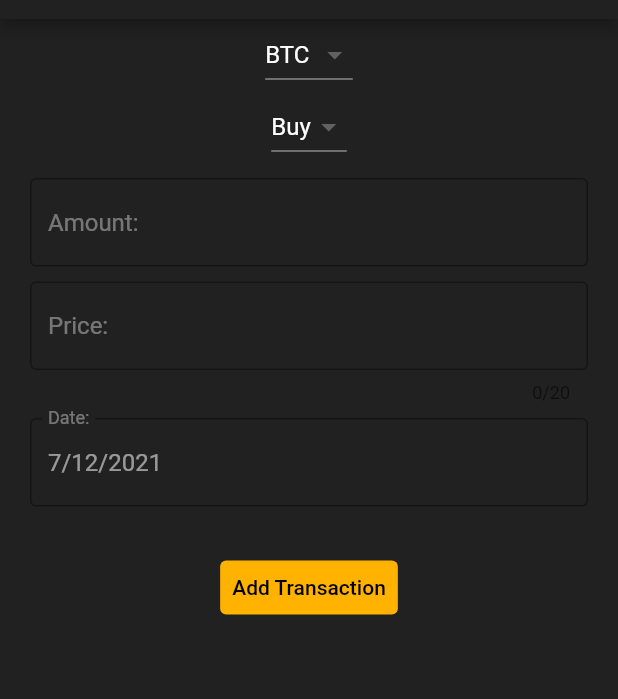
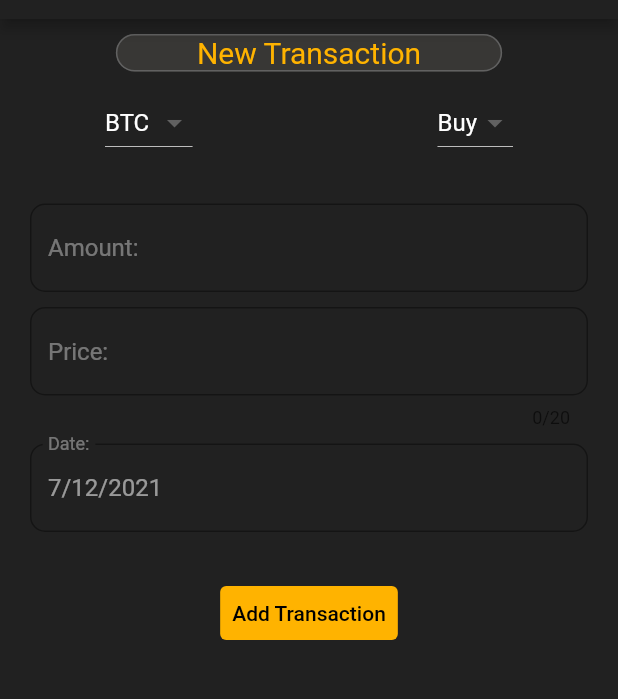
Before and after one commit to tobiasb201/Crypto-App-Projektarbeit, a Flutter app: the screen it shows after launch, item 3 of the bottom bar chosen, after a tap on "Add Transaction", on a phone screen of 412 x 824 dp, the part 65-764 px from its top. Run offline on Flutter 3.47's test engine with Material 2 defaults, Android fonts, the phone set to English and light mode, and no system bars; our stand-ins replace curved_navigation_bar, firebase_core, firebase_messaging, flutter_local_notifications, hive, hive_flutter; accounts and stored records are empty; generated files the repository leaves out were written again; network calls fail.

Commit message:
-Fixed Toolbar line. -Added Transactionlist on assetpage when list is empty. -Style for addtransactionpage -Fixed Box size issues on assetpage -snackbar when new transaction is created

```diff
--- a/lib/pages/addtransactionpage.dart
+++ b/lib/pages/addtransactionpage.dart
@@ -1,5 +1,6 @@
 import 'package:crypto_app/constants/constant.dart';
 import 'package:crypto_app/models/assetbox.dart';
+import 'package:flutter/cupertino.dart';
 import 'package:flutter/material.dart';
 import 'package:flutter/widgets.dart';
 import 'package:hive/hive.dart';
@@ -55,6 +56,26 @@ class _AddTransactionPageState extends State<AddTransactionPage> {
                 child: Column(
                   mainAxisSize: MainAxisSize.min,
                   children: <Widget>[
+                    Container(
+                      width: MediaQuery.of(context).size.width/1.6,
+                      margin: EdgeInsets.only(top: 10),
+                      decoration: BoxDecoration(
+                      border: Border.all(color: Colors.grey[700]),
+                      borderRadius: BorderRadius.circular(23),
+                      boxShadow: [
+                    BoxShadow(
+                      color: Colors.amber[50].withOpacity(0.1),
+                      )
+                      ]
+                    ),
+                      child: Center(
+                        child: FittedBox(child: Text("New Transaction",style: TextStyle(fontSize: 20,color: Colors.amber[600])))
+                      ),
+                    ),
+                    Padding(
+                      padding: const EdgeInsets.only(left: 50, right: 50, top: 10,bottom: 20),
+                      child: Row(
+                        children: <Widget>[
                           DropdownButton(
                             dropdownColor: Colors.grey[700],
                             value: asset,
@@ -72,6 +93,7 @@ class _AddTransactionPageState extends State<AddTransactionPage> {
                                   ));
                             }).toList(),
                           ),
+                          Spacer(),
                           DropdownButton(
                             dropdownColor: Colors.grey[700],
                             value: action,
@@ -89,6 +111,9 @@ class _AddTransactionPageState extends State<AddTransactionPage> {
                                     style: TextStyle(color: Colors.white),
                                   ));
                             }).toList(),
+                          ),
+                        ],
+                      ),
                     ),
                     SizedBox(
                       height: 10,
@@ -119,6 +144,9 @@ class _AddTransactionPageState extends State<AddTransactionPage> {
                                 date: _date,
                                 price: _price);
                             assetBox.add(newTransaction);
+                            ScaffoldMessenger.of(context).showSnackBar(
+                                SnackBar(content: Text("Added new Transaction",style: TextStyle(color: Colors.amber[600]),), behavior: SnackBarBehavior.floating,)
+                            );
                           }
                           Navigator.of(context).pop();
                         },
@@ -142,7 +170,7 @@ class _AddTransactionPageState extends State<AddTransactionPage> {
       decoration: InputDecoration(
         hintText: 'Price:',
         hintStyle: TextStyle(color: Colors.white38),
-        border: OutlineInputBorder(),
+        border: OutlineInputBorder(borderRadius: BorderRadius.circular(10)),
       ),
       // ignore: missing_return
       validator: (value) {
@@ -167,7 +195,7 @@ class _AddTransactionPageState extends State<AddTransactionPage> {
       decoration: InputDecoration(
         hintText: 'Amount:',
         hintStyle: TextStyle(color: Colors.white38),
-        border: OutlineInputBorder(),
+        border: OutlineInputBorder(borderRadius: BorderRadius.circular(10)),
       ),
       controller: textController,
       // ignore: missing_return
@@ -194,7 +222,7 @@ class _AddTransactionPageState extends State<AddTransactionPage> {
       decoration: InputDecoration(
         labelText: "Date:",
         labelStyle: TextStyle(color: Colors.white38),
-        border: OutlineInputBorder(),
+        border: OutlineInputBorder(borderRadius: BorderRadius.circular(10)),
       ),
       initialValue: formatter.toString(),
       onSaved: (value) {
--- a/lib/pages/homepage.dart
+++ b/lib/pages/homepage.dart
@@ -130,7 +130,8 @@ class _HomePageState extends State<HomePage> {
   Widget build(BuildContext context) {
     return Scaffold(
       appBar: AppBar(
-        title: Text("Crypto App"),
+        title: Center(child: Text("UTDCrypto")),
+        elevation: 1.0,
         backgroundColor: Colors.grey[900],
       ),
       body: Column(children: <Widget>[
--- a/lib/pages/notificationpage.dart
+++ b/lib/pages/notificationpage.dart
@@ -44,7 +44,8 @@ class _NotificationPageState extends State<NotificationPage> {
   Widget build(BuildContext context) {
     return Scaffold(
       appBar: AppBar(
-        title: Text("Crypto App"),
+        title: Center(child: Text("UTDCrypto")),
+        elevation: 1.0,
         backgroundColor: Colors.grey[900],
       ),
       body: SafeArea(
--- a/lib/pages/transactionpage.dart
+++ b/lib/pages/transactionpage.dart
@@ -21,7 +21,8 @@ class _TransactionPageState extends State<TransactionPage> {
   Widget build(BuildContext context) {
     return Scaffold(
       appBar: AppBar(
-        title: Text("Crypto App"),
+        title: Center(child: Text("UTDCrypto")),
+        elevation: 1.0,
         backgroundColor: Colors.grey[900],
       ),
       body: SafeArea(
```
Also changed, not shown: lib/pages/assetpage.dart (+14 -4 lines). Lines whose indentation alone changed are shown as unchanged.
